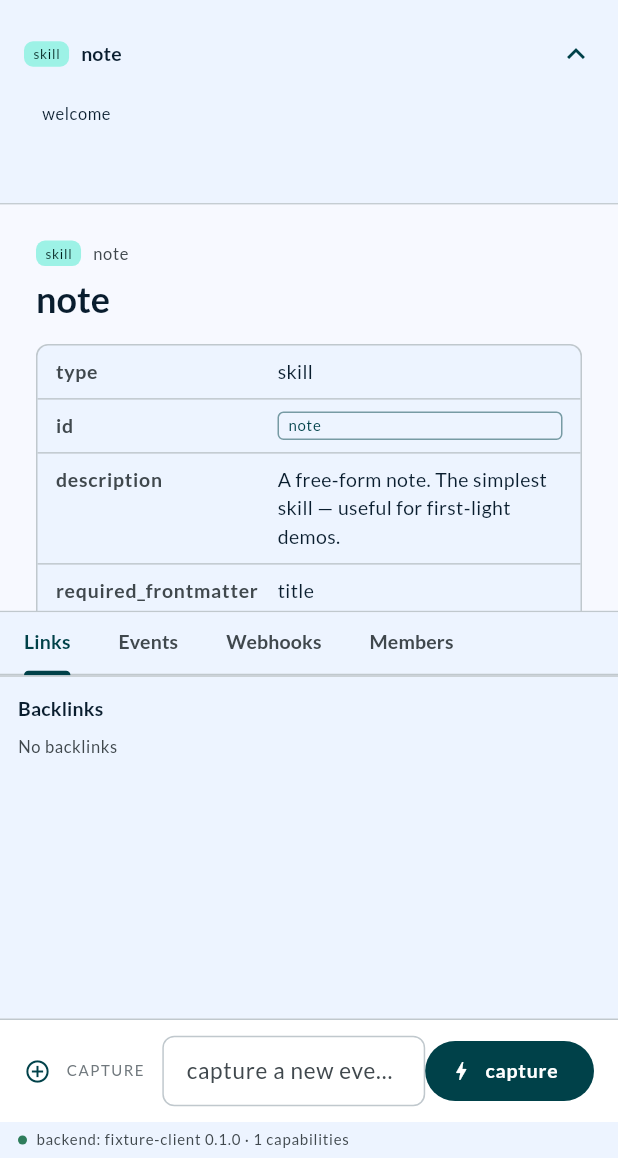
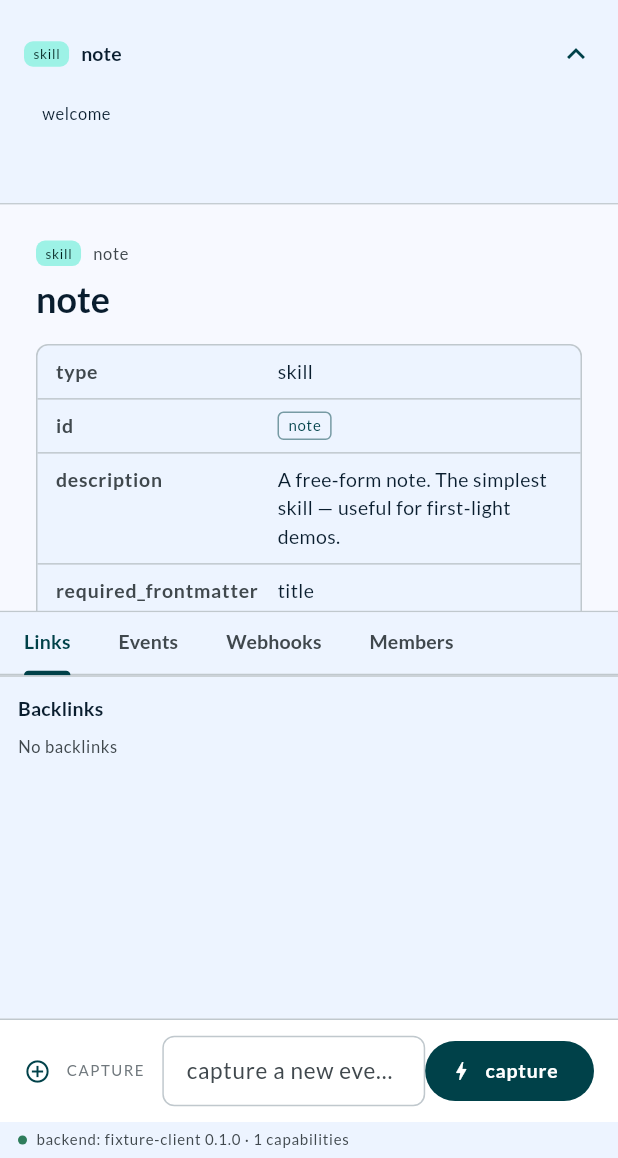
Before and after one commit to DataZooDE/escurel, a Flutter app: the screen it shows after launch, after a tap on "skill", on a phone screen of 412 x 824 dp, the part 78-1236 px from its top. Run offline on Flutter 3.47's test engine with Material 3 defaults, Android fonts, the phone set to English and light mode, and no system bars; our stand-ins replace dio, flutter_riverpod, go_router, google_fonts, yaml.

Commit message:
fix(explore): frontmatter skill-id pill stretched across the row
A scalar skill-id frontmatter value (e.g. the event skill's `id: event`)
rendered as a bare WikilinkPill placed directly in the row's `Expanded`
slot, so the pill's container stretched to the full row width. Flatten
scalar/list values into atomic widgets and put any pills in a `Wrap` (which
sizes children to their content) — only a lone plain-text scalar bypasses
the Wrap so long descriptions still wrap naturally.

Test: the `ref: event` scalar pill must be narrower than the row (regressed
at ~576px when stretched).

Co-Authored-By: Claude Opus 4.8 <noreply@anthropic.com>

```diff
--- a/packages/escurel_explorer_kit/lib/editor/entity_editor.dart
+++ b/packages/escurel_explorer_kit/lib/editor/entity_editor.dart
@@ -218,38 +218,30 @@ class _ValueRender extends ConsumerWidget {
           data: (skills) => skills.map((s) => s.id).toSet(),
           orElse: () => const <String>{},
         );
-    // A list (e.g. `required_frontmatter: [event]`) renders item-by-item,
-    // so each element can become its own pill; a scalar renders inline.
-    if (value is List) {
-      final items = (value as List).map((e) => e.toString()).toList();
-      if (items.isEmpty) {
-        return Text('—', style: Theme.of(context).textTheme.bodySmall?.copyWith(color: kOnSurfaceVariant));
+    // Flatten a scalar or list into atomic widgets: `[[wikilink]]`s and
+    // bare skill-id values become pills (mirroring the body renderer),
+    // everything else plain text. List values (e.g.
+    // `required_frontmatter: [event]`) render item-by-item.
+    final items = (value is List) ? (value as List).map((e) => e.toString()) : [value.toString()];
+    final widgets = <Widget>[];
+    for (final raw in items) {
+      final refs = parseWikilinks(raw);
+      if (refs.isNotEmpty) {
+        widgets.addAll(refs.map((r) => WikilinkPill(ref: r)));
+      } else if (skillIds.contains(raw.trim())) {
+        widgets.add(WikilinkPill(ref: WikilinkRef(id: raw.trim())));
+      } else {
+        widgets.add(Text(raw, style: Theme.of(context).textTheme.bodyMedium));
       }
-      return Wrap(
-        spacing: 6,
-        runSpacing: 4,
-        children: [for (final it in items) _scalar(context, it, skillIds)],
-      );
     }
-    return _scalar(context, value.toString(), skillIds);
-  }
-
-  /// Render one scalar value: `[[wikilink]]`s become pills, a bare value
-  /// that is a known skill id becomes a pill to that skill (mirrors the
-  /// body renderer), everything else is plain text.
-  Widget _scalar(BuildContext context, String raw, Set<String> skillIds) {
-    final refs = parseWikilinks(raw);
-    if (refs.isNotEmpty) {
-      return Wrap(
-        spacing: 6,
-        runSpacing: 4,
-        children: refs.map((r) => WikilinkPill(ref: r)).toList(),
-      );
+    if (widgets.isEmpty) {
+      return Text('—', style: Theme.of(context).textTheme.bodySmall?.copyWith(color: kOnSurfaceVariant));
     }
-    if (skillIds.contains(raw.trim())) {
-      return WikilinkPill(ref: WikilinkRef(id: raw.trim()));
-    }
-    return Text(raw, style: Theme.of(context).textTheme.bodyMedium);
+    // A lone plain-text scalar needs no Wrap (lets long descriptions wrap
+    // naturally); anything with pills goes in a Wrap so a pill sizes to its
+    // content instead of stretching across the row's Expanded slot.
+    if (widgets.length == 1 && widgets.first is Text) return widgets.first;
+    return Wrap(spacing: 6, runSpacing: 4, children: widgets);
   }
 }
 
```
Also changed, not shown: 1 other file.
